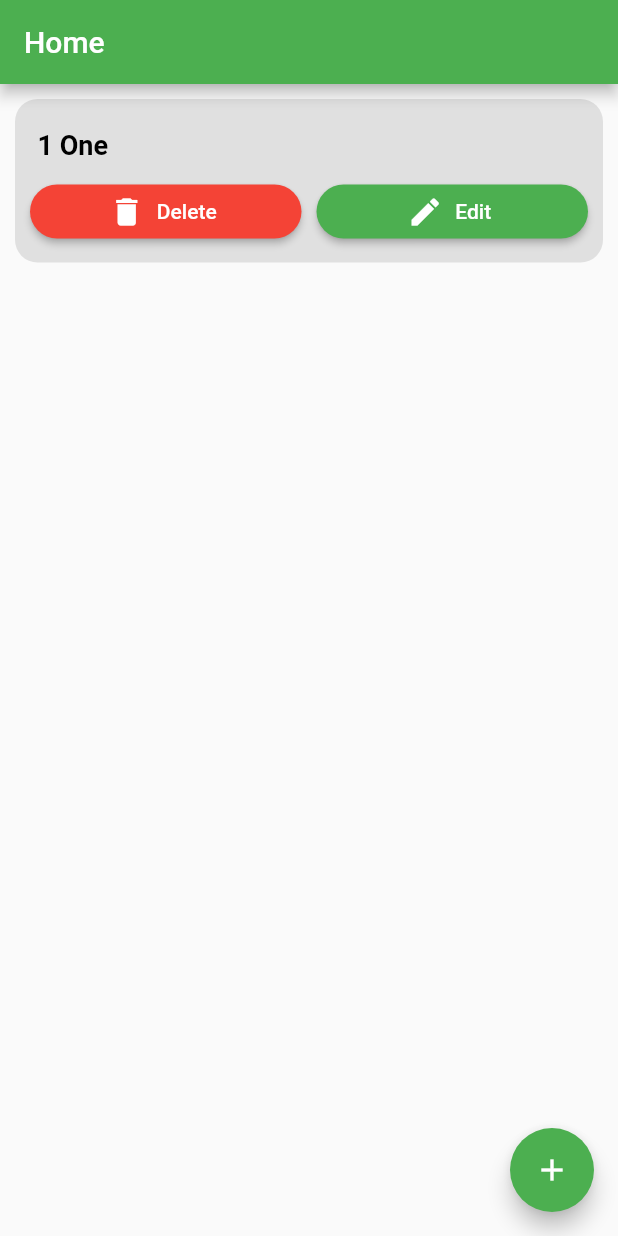
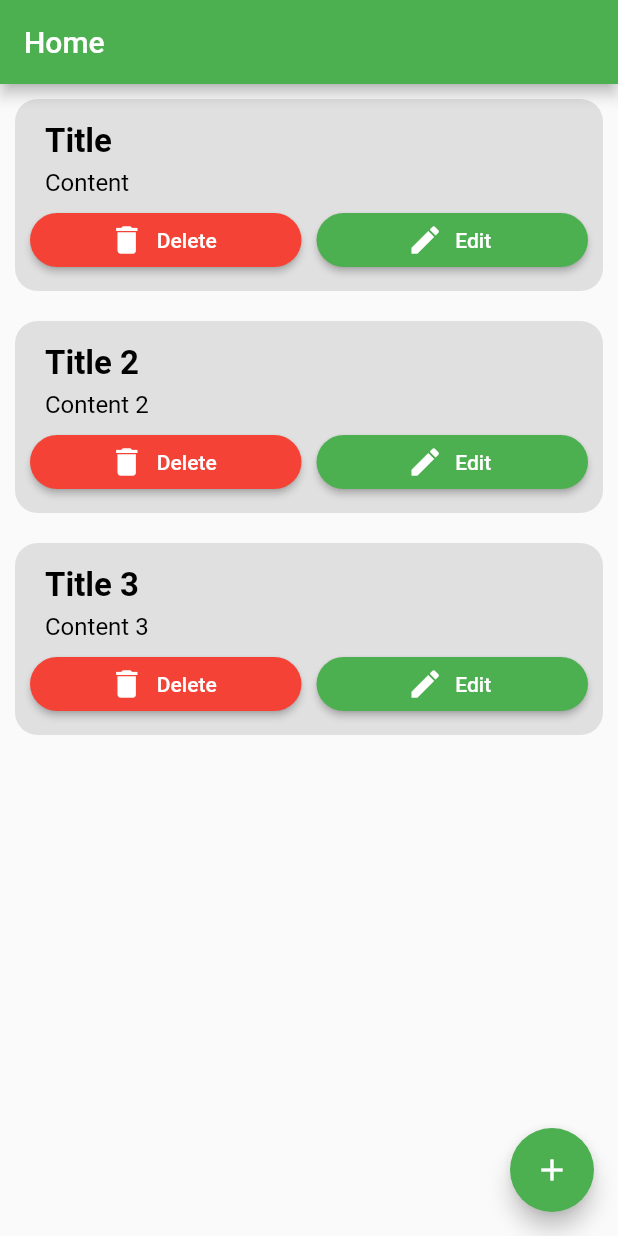
Before and after one commit to amir58/FlutterInstant1, a Flutter app: the screen it shows after launch, on a phone screen of 412 x 824 dp. Run offline on Flutter 3.47's test engine with Material 2 defaults, Android fonts, the phone set to English and light mode, and no system bars; our stand-ins replace fluttertoast.

Commit message:
Session14

```diff
--- a/lib/ui/note/home_screen.dart
+++ b/lib/ui/note/home_screen.dart
@@ -1,6 +1,7 @@
 import 'package:flutter/material.dart';
 import 'package:instant1/ui/note/add_note_screen.dart';
 import 'package:instant1/ui/note/edit_note_screen.dart';
+import 'package:instant1/ui/note/model/note.dart';
 
 class HomeScreen extends StatefulWidget {
   const HomeScreen({super.key});
@@ -10,8 +11,10 @@ class HomeScreen extends StatefulWidget {
 }
 
 class _HomeScreenState extends State<HomeScreen> {
-  List<String> notes = [
-    "1 One",
+  List<Note> myNotes =[
+    Note("Title", "Content"),
+    Note("Title 2", "Content 2"),
+    Note("Title 3", "Content 3"),
   ];
 
   @override
@@ -25,7 +28,7 @@ class _HomeScreenState extends State<HomeScreen> {
         child: const Icon(Icons.add),
       ),
       body: ListView.builder(
-        itemCount: notes.length,
+        itemCount: myNotes.length,
         itemBuilder: (context, index) {
           print(index);
           return buildNoteItem(index);
@@ -45,16 +48,33 @@ class _HomeScreenState extends State<HomeScreen> {
         crossAxisAlignment: CrossAxisAlignment.start,
         children: [
           Padding(
-            padding: const EdgeInsets.symmetric(
-              vertical: 10,
-              horizontal: 5,
+            padding: const EdgeInsets.only(
+              left: 10,
+              right: 10,
+              top: 5,
+              bottom: 5
             ),
             child: Text(
-              notes[index],
+              myNotes[index].title,
               style: const TextStyle(
                 color: Colors.black,
                 fontWeight: FontWeight.bold,
-                fontSize: 18,
+                fontSize: 22,
+              ),
+            ),
+          ),
+          Padding(
+            padding: const EdgeInsets.only(
+                left: 10,
+                right: 10,
+                bottom: 5
+            ),
+            child: Text(
+              myNotes[index].content,
+              style: const TextStyle(
+                color: Colors.black,
+                fontWeight: FontWeight.w400,
+                fontSize: 16,
               ),
             ),
           ),
@@ -63,7 +83,7 @@ class _HomeScreenState extends State<HomeScreen> {
               Expanded(
                 child: ElevatedButton.icon(
                   onPressed: () {
-                    notes.removeAt(index);
+                    myNotes.removeAt(index);
                     setState(() {});
                   },
                   icon: const Icon(Icons.delete),
@@ -103,8 +123,8 @@ class _HomeScreenState extends State<HomeScreen> {
     ).then((value) => addNewNote(value));
   }
 
-  void addNewNote(String value) {
-    notes.add(value);
+  void addNewNote(Note value) {
+    myNotes.add(value);
     setState(() {});
   }
 
@@ -113,14 +133,15 @@ class _HomeScreenState extends State<HomeScreen> {
       context,
       MaterialPageRoute(
         builder: (context) => EditNoteScreen(
-          title: notes[index],
+          note: myNotes[index],
         ),
       ),
-    ).then((value) => updateCurrentNote(index, value));
+    ).then((value) =>
+        updateCurrentNote(index, value));
   }
 
-  updateCurrentNote(int index, value) {
-    notes[index] = value;
+  updateCurrentNote(int index,Note value) {
+    myNotes[index] = value;
     setState(() {});
   }
 }
--- /dev/null
+++ b/lib/ui/note/model/note.dart
@@ -0,0 +1,19 @@
+class Note{
+
+  String _title;
+  String _content;
+
+  Note(this._title, this._content);
+
+  String get content => _content;
+
+  set content(String value) {
+    _content = value;
+  }
+
+  String get title => _title;
+
+  set title(String value) {
+    _title = value;
+  }
+}
```
Also changed, not shown: lib/ui/note/add_note_screen.dart (+25 -2 lines), lib/ui/note/edit_note_screen.dart (+30 -7 lines).
